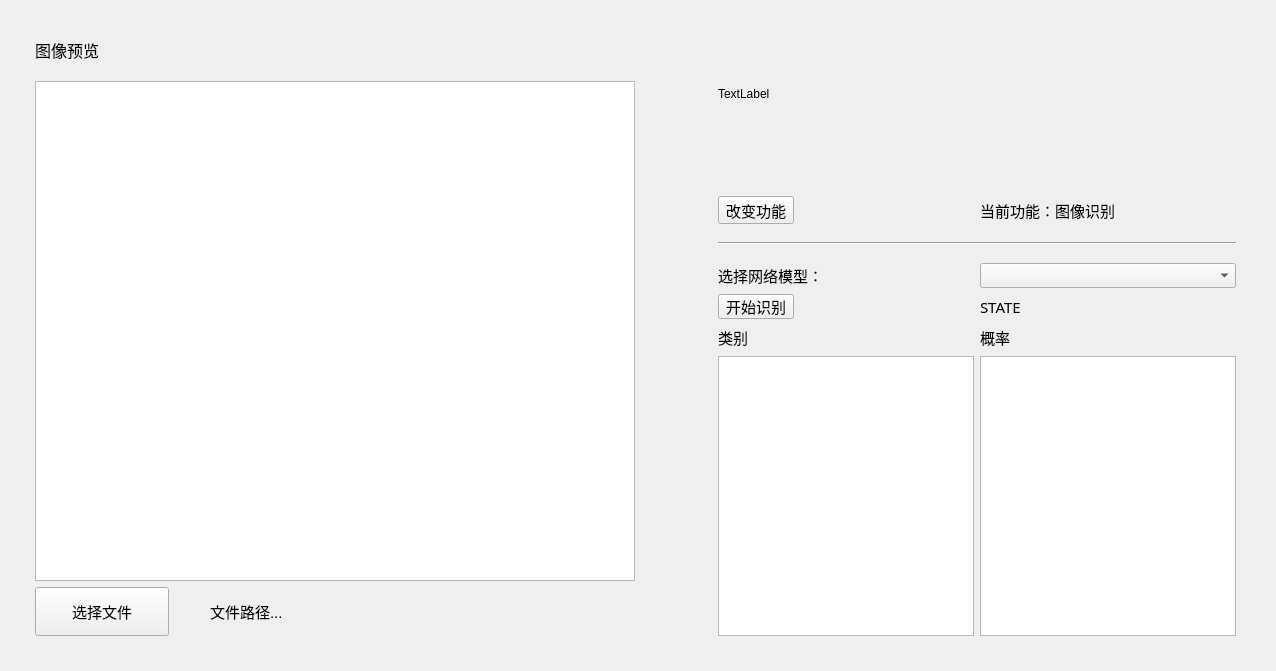
This is ui/object_recog_demo.ui in JasonAllen621/recog-GUI as Qt 5 draws it before an edit. The edited form follows.
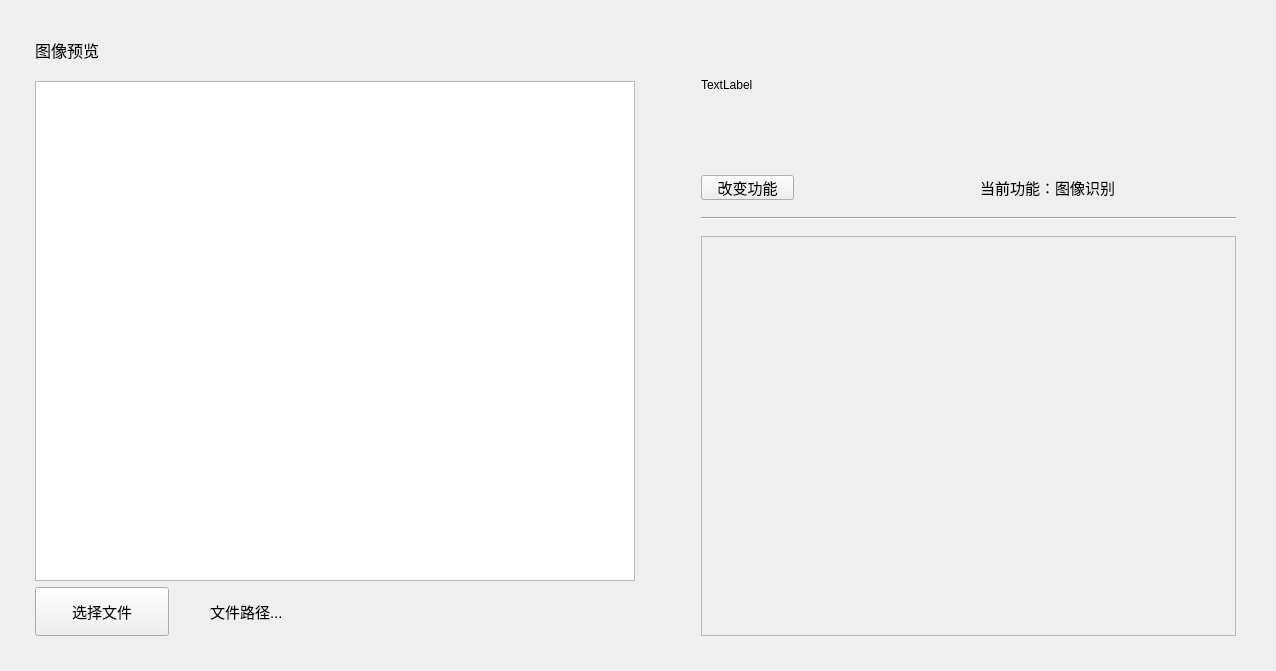
This is the edited form.

Diff of the .ui file:
```diff
--- a/ui/object_recog_demo.ui
+++ b/ui/object_recog_demo.ui
@@ -28,7 +28,7 @@
      <height>621</height>
     </rect>
    </property>
-   <layout class="QHBoxLayout" name="horizontalLayout_6" stretch="4,1,4">
+   <layout class="QHBoxLayout" name="horizontalLayout_6" stretch="4,1,0">
     <property name="leftMargin">
      <number>5</number>
     </property>
@@ -189,9 +189,9 @@
      </spacer>
     </item>
     <item>
-     <layout class="QVBoxLayout" name="verticalLayout_3" stretch="2,3">
+     <layout class="QVBoxLayout" name="verticalLayout_3" stretch="2">
       <item>
-       <layout class="QVBoxLayout" name="verticalLayout_2" stretch="5,1,1,1">
+       <layout class="QVBoxLayout" name="verticalLayout_2" stretch="5,1,1,1,0">
         <item>
          <widget class="QLabel" name="logo_show">
           <property name="sizePolicy">
@@ -340,275 +340,27 @@
           </property>
          </widget>
         </item>
-       </layout>
-      </item>
-      <item>
-       <layout class="QVBoxLayout" name="verticalLayout_recog_func" stretch="1,1,1,7">
         <item>
-         <layout class="QHBoxLayout" name="horizontalLayout_2">
-          <item>
-           <widget class="QLabel" name="label_net_model">
-            <property name="sizePolicy">
-             <sizepolicy hsizetype="Preferred" vsizetype="Preferred">
-              <horstretch>3</horstretch>
-              <verstretch>1</verstretch>
-             </sizepolicy>
-            </property>
-            <property name="minimumSize">
-             <size>
-              <width>256</width>
-              <height>25</height>
-             </size>
-            </property>
-            <property name="maximumSize">
-             <size>
-              <width>512</width>
-              <height>50</height>
-             </size>
-            </property>
-            <property name="font">
-             <font>
-              <family>宋体</family>
-              <pointsize>11</pointsize>
-             </font>
-            </property>
-            <property name="text">
-             <string>选择网络模型：</string>
-            </property>
-           </widget>
-          </item>
-          <item>
-           <widget class="QComboBox" name="comboBox">
-            <property name="sizePolicy">
-             <sizepolicy hsizetype="Preferred" vsizetype="Preferred">
-              <horstretch>5</horstretch>
-              <verstretch>1</verstretch>
-             </sizepolicy>
-            </property>
-            <property name="minimumSize">
-             <size>
-              <width>256</width>
-              <height>25</height>
-             </size>
-            </property>
-            <property name="maximumSize">
-             <size>
-              <width>512</width>
-              <height>50</height>
-             </size>
-            </property>
-           </widget>
-          </item>
-         </layout>
-        </item>
-        <item>
-         <layout class="QHBoxLayout" name="horizontalLayout">
-          <item>
-           <widget class="QPushButton" name="pushButton_start_recog">
-            <property name="sizePolicy">
-             <sizepolicy hsizetype="Preferred" vsizetype="Preferred">
-              <horstretch>3</horstretch>
-              <verstretch>1</verstretch>
-             </sizepolicy>
-            </property>
-            <property name="minimumSize">
-             <size>
-              <width>75</width>
-              <height>25</height>
-             </size>
-            </property>
-            <property name="maximumSize">
-             <size>
-              <width>150</width>
-              <height>50</height>
-             </size>
-            </property>
-            <property name="font">
-             <font>
-              <family>Agency FB</family>
-              <pointsize>11</pointsize>
-             </font>
-            </property>
-            <property name="text">
-             <string>开始识别</string>
-            </property>
-           </widget>
-          </item>
-          <item>
-           <spacer name="horizontalSpacer_2">
-            <property name="orientation">
-             <enum>Qt::Horizontal</enum>
-            </property>
-            <property name="sizeType">
-             <enum>QSizePolicy::Preferred</enum>
-            </property>
-            <property name="sizeHint" stdset="0">
-             <size>
-              <width>180</width>
-              <height>20</height>
-             </size>
-            </property>
-           </spacer>
-          </item>
-          <item>
-           <widget class="QLabel" name="label_recog_state">
-            <property name="sizePolicy">
-             <sizepolicy hsizetype="Preferred" vsizetype="Preferred">
-              <horstretch>5</horstretch>
-              <verstretch>1</verstretch>
-             </sizepolicy>
-            </property>
-            <property name="minimumSize">
-             <size>
-              <width>256</width>
-              <height>25</height>
-             </size>
-            </property>
-            <property name="maximumSize">
-             <size>
-              <width>512</width>
-              <height>50</height>
-             </size>
-            </property>
-            <property name="font">
-             <font>
-              <family>宋体</family>
-              <pointsize>11</pointsize>
-             </font>
-            </property>
-            <property name="text">
-             <string>STATE</string>
-            </property>
-           </widget>
-          </item>
-         </layout>
-        </item>
-        <item>
-         <layout class="QHBoxLayout" name="horizontalLayout_3">
-          <item>
-           <widget class="QLabel" name="label_show_class">
-            <property name="sizePolicy">
-             <sizepolicy hsizetype="Preferred" vsizetype="Preferred">
-              <horstretch>5</horstretch>
-              <verstretch>1</verstretch>
-             </sizepolicy>
-            </property>
-            <property name="minimumSize">
-             <size>
-              <width>256</width>
-              <height>25</height>
-             </size>
-            </property>
-            <property name="maximumSize">
-             <size>
-              <width>512</width>
-              <height>50</height>
-             </size>
-            </property>
-            <property name="font">
-             <font>
-              <family>宋体</family>
-              <pointsize>11</pointsize>
-             </font>
-            </property>
-            <property name="text">
-             <string>类别</string>
-            </property>
-           </widget>
-          </item>
-          <item>
-           <widget class="QLabel" name="label_show_prob">
-            <property name="sizePolicy">
-             <sizepolicy hsizetype="Preferred" vsizetype="Preferred">
-              <horstretch>5</horstretch>
-              <verstretch>1</verstretch>
-             </sizepolicy>
-            </property>
-            <property name="minimumSize">
-             <size>
-              <width>256</width>
-              <height>25</height>
-             </size>
-            </property>
-            <property name="maximumSize">
-             <size>
-              <width>512</width>
-              <height>50</height>
-             </size>
-            </property>
-            <property name="font">
-             <font>
-              <family>宋体</family>
-              <pointsize>11</pointsize>
-             </font>
-            </property>
-            <property name="text">
-             <string>概率</string>
-            </property>
-           </widget>
-          </item>
-         </layout>
-        </item>
-        <item>
-         <layout class="QHBoxLayout" name="horizontalLayout_4">
-          <item>
-           <widget class="QTextBrowser" name="textBrowser_class">
-            <property name="enabled">
-             <bool>true</bool>
-            </property>
-            <property name="sizePolicy">
-             <sizepolicy hsizetype="Preferred" vsizetype="Preferred">
-              <horstretch>1</horstretch>
-              <verstretch>1</verstretch>
-             </sizepolicy>
-            </property>
-            <property name="minimumSize">
-             <size>
-              <width>256</width>
-              <height>280</height>
-             </size>
-            </property>
-            <property name="maximumSize">
-             <size>
-              <width>512</width>
-              <height>560</height>
-             </size>
-            </property>
-            <property name="font">
-             <font>
-              <pointsize>11</pointsize>
-             </font>
-            </property>
-           </widget>
-          </item>
-          <item>
-           <widget class="QTextBrowser" name="textBrowser_class_prob">
-            <property name="sizePolicy">
-             <sizepolicy hsizetype="Preferred" vsizetype="Preferred">
-              <horstretch>1</horstretch>
-              <verstretch>1</verstretch>
-             </sizepolicy>
-            </property>
-            <property name="minimumSize">
-             <size>
-              <width>256</width>
-              <height>280</height>
-             </size>
-            </property>
-            <property name="maximumSize">
-             <size>
-              <width>512</width>
-              <height>560</height>
-             </size>
-            </property>
-            <property name="font">
-             <font>
-              <pointsize>11</pointsize>
-             </font>
-            </property>
-           </widget>
-          </item>
-         </layout>
+         <widget class="QFrame" name="frame">
+          <property name="minimumSize">
+           <size>
+            <width>535</width>
+            <height>400</height>
+           </size>
+          </property>
+          <property name="maximumSize">
+           <size>
+            <width>1040</width>
+            <height>800</height>
+           </size>
+          </property>
+          <property name="frameShape">
+           <enum>QFrame::StyledPanel</enum>
+          </property>
+          <property name="frameShadow">
+           <enum>QFrame::Raised</enum>
+          </property>
+         </widget>
         </item>
        </layout>
       </item>
```
Left out of the diff: 4 changed lines with no effect on the pictures.
